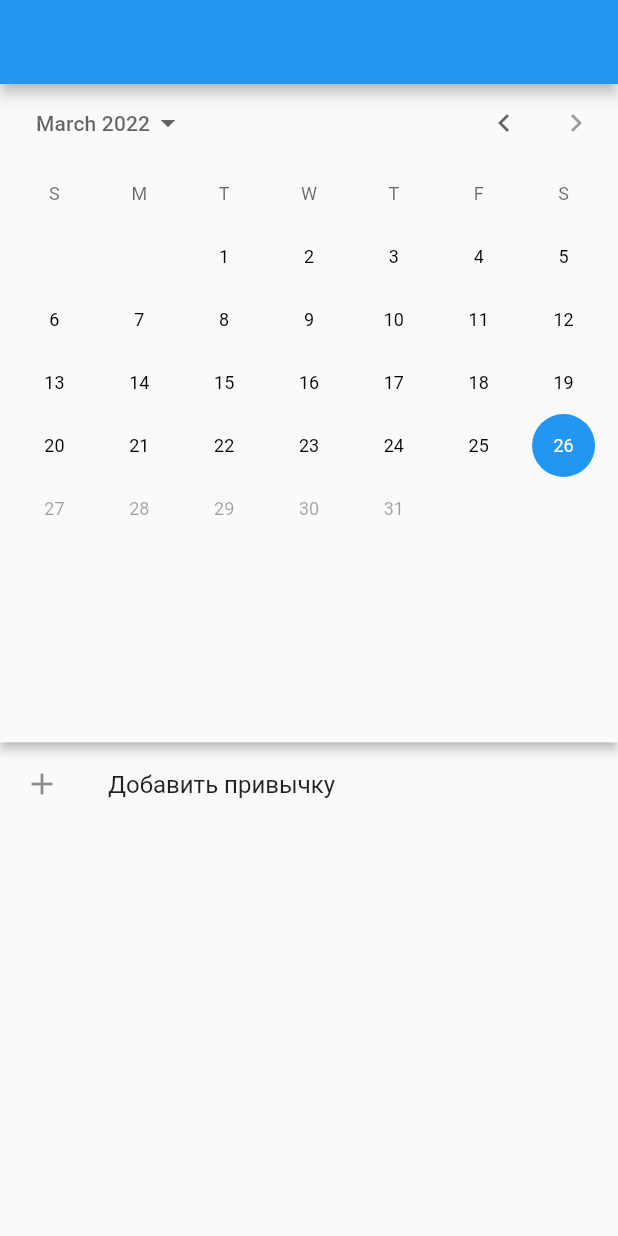
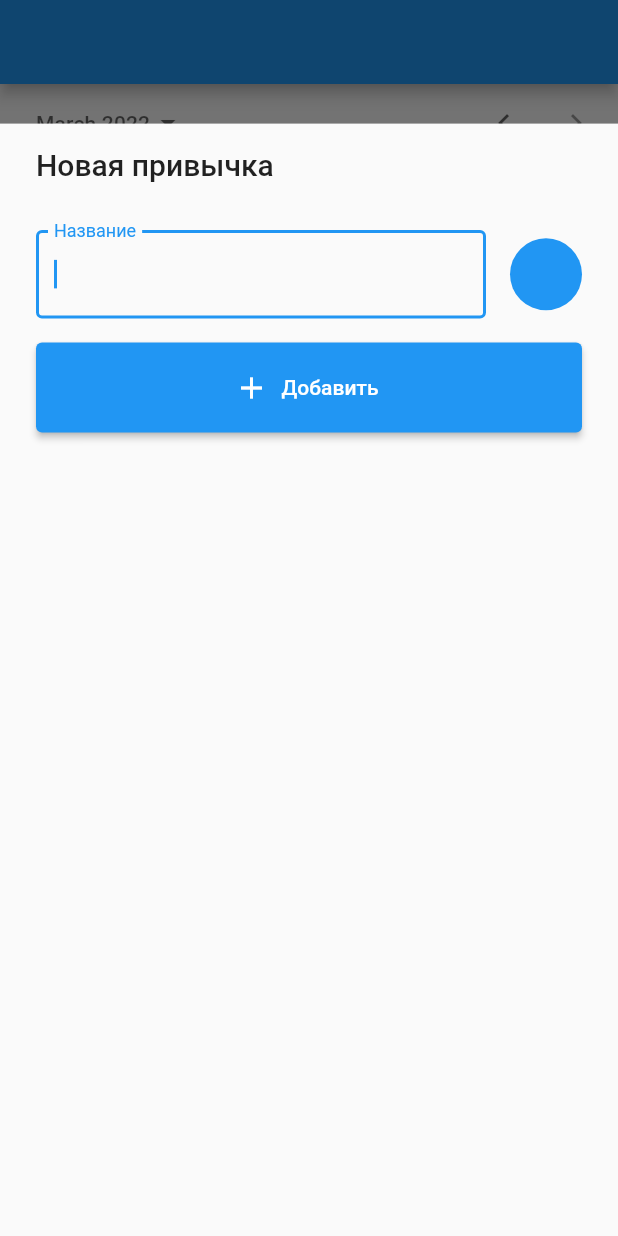
Before and after one commit to Vorkytaka/breaking_the_habit, a Flutter app: the screen it shows after launch, after a tap on "Добавить привычку", on a phone screen of 412 x 824 dp. Run offline on Flutter 3.47's test engine with Material 2 defaults, Android fonts, the phone set to English and light mode, and no system bars.

Commit message:
* Base for `NewHabitScreen` * Open dialog with `NewHabitScreen`

```diff
--- a/lib/ui/home/home_screen.dart
+++ b/lib/ui/home/home_screen.dart
@@ -1,4 +1,5 @@
 import 'package:breaking_the_habit/model/habit.dart';
+import 'package:breaking_the_habit/ui/home/new_habit_screen.dart';
 import 'package:flutter/material.dart';
 
 class HomeScreen extends StatelessWidget {
@@ -9,6 +10,7 @@ class HomeScreen extends StatelessWidget {
   @override
   Widget build(BuildContext context) {
     return Scaffold(
+      resizeToAvoidBottomInset: false,
       appBar: AppBar(),
       body: Column(
         mainAxisSize: MainAxisSize.max,
@@ -52,7 +54,15 @@ class _HabitsList extends StatelessWidget {
         ListTile(
           leading: const Icon(Icons.add),
           title: const Text('Добавить привычку'),
-          onTap: () {},
+          onTap: () => showModalBottomSheet(
+            context: context,
+            backgroundColor: Colors.transparent,
+            isScrollControlled: true,
+            builder: (context) => SizedBox(
+              height: MediaQuery.of(context).size.height * 0.9,
+              child: const NewHabitScreen(),
+            ),
+          ),
         ),
       ],
     );
--- /dev/null
+++ b/lib/ui/home/new_habit_screen.dart
@@ -0,0 +1,65 @@
+import 'package:flutter/material.dart';
+
+class NewHabitScreen extends StatelessWidget {
+  const NewHabitScreen({
+    Key? key,
+  }) : super(key: key);
+
+  @override
+  Widget build(BuildContext context) {
+    return Scaffold(
+      body: SafeArea(
+        child: ListView(
+          physics: const ScrollPhysics(),
+          shrinkWrap: true,
+          padding: const EdgeInsets.symmetric(
+            horizontal: 24,
+            vertical: 16,
+          ),
+          children: [
+            Text(
+              'Новая привычка',
+              style: Theme.of(context).textTheme.headline6,
+            ),
+            const SizedBox(height: 32),
+            Row(
+              children: [
+                const Expanded(
+                  child: TextField(
+                    decoration: InputDecoration(
+                      border: OutlineInputBorder(),
+                      label: Text('Название'),
+                    ),
+                    maxLines: 1,
+                    autofocus: true,
+                  ),
+                ),
+                const SizedBox(width: 16),
+                InkResponse(
+                  onTap: () {},
+                  child: Container(
+                    width: 48,
+                    height: 48,
+                    decoration: const BoxDecoration(
+                      shape: BoxShape.circle,
+                      color: Colors.blue,
+                    ),
+                  ),
+                ),
+              ],
+            ),
+            const SizedBox(height: 16),
+            SizedBox(
+              height: 60,
+              child: ElevatedButton.icon(
+                onPressed: () {},
+                icon: Icon(Icons.add),
+                label: Text('Добавить'),
+              ),
+            ),
+          ],
+        ),
+      ),
+    );
+  }
+}
```
